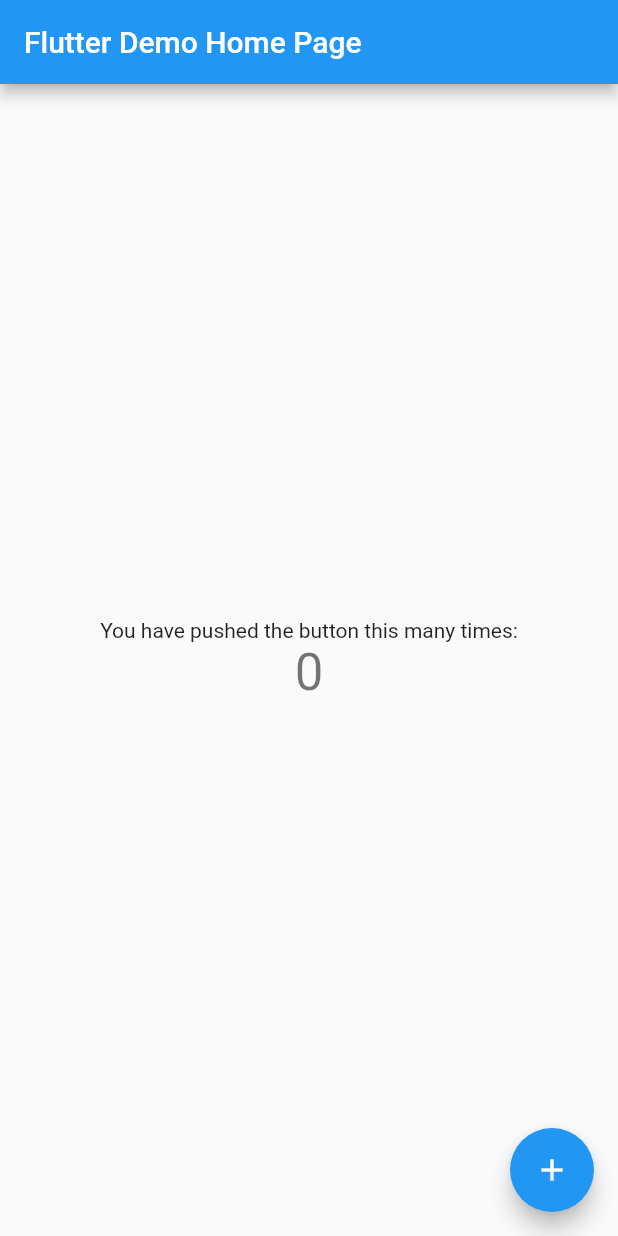
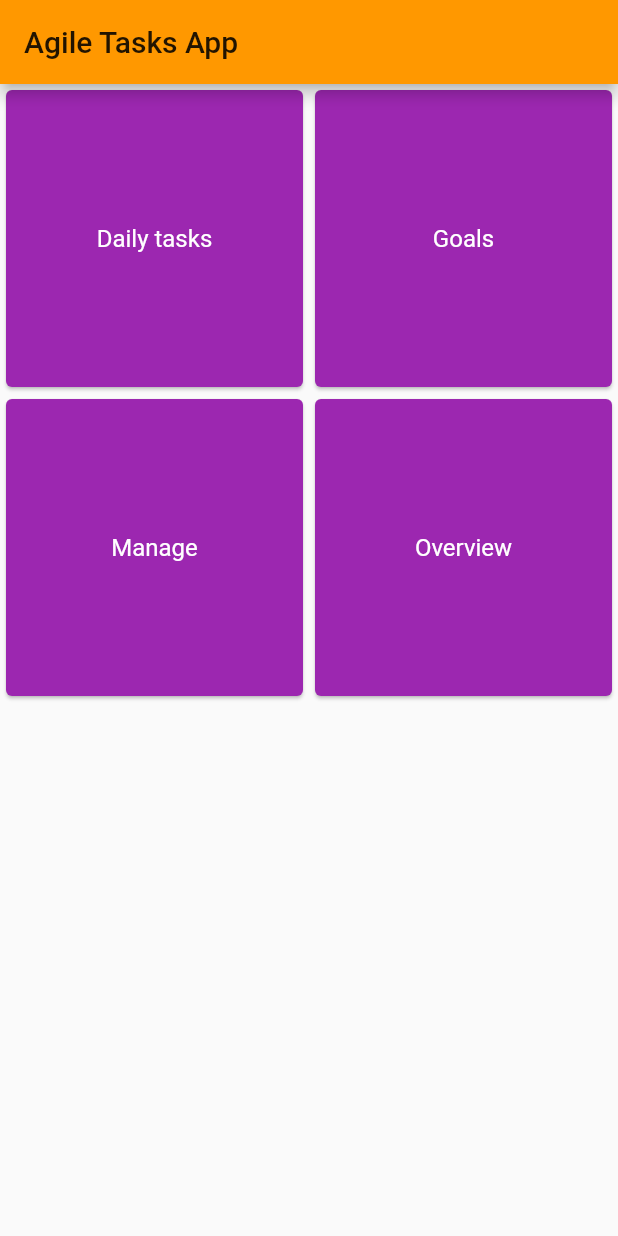
Before and after one commit to HenriqueHott/AgileTasksApp, a Flutter app: the screen it shows after launch, on a phone screen of 412 x 824 dp. Run offline on Flutter 3.47's test engine with Material 2 defaults, Android fonts, the phone set to English and light mode, and no system bars.

Commit message:
Home Page - GridView to list app features added

```diff
--- /dev/null
+++ b/lib/components/grid_item.dart
@@ -0,0 +1,31 @@
+import 'package:flutter/cupertino.dart';
+import 'package:flutter/material.dart';
+
+typedef void TitlePressedCallback();
+
+class GridItem extends StatelessWidget {
+  GridItem({@required this.itemName, @required this.onPressed}) : super();
+
+  final String itemName;
+  final TitlePressedCallback onPressed;
+
+  @override
+  Widget build(BuildContext context) {
+    return Card(
+      color: Theme.of(context).accentColor,
+      child: InkWell(
+        onTap: onPressed,
+        child: Column(
+          mainAxisAlignment: MainAxisAlignment.spaceAround,
+          crossAxisAlignment: CrossAxisAlignment.center,
+          children: [
+            Text(
+              this.itemName,
+              style: TextStyle(color: Colors.white, fontSize: 16.0),
+            )
+          ],
+        ),
+      ),
+    );
+  }
+}
--- a/lib/main.dart
+++ b/lib/main.dart
@@ -1,3 +1,4 @@
+import 'package:Agile_Tasks_App/screens/home_page.dart';
 import 'package:flutter/material.dart';
 
 void main() {
@@ -9,24 +10,12 @@ class MyApp extends StatelessWidget {
   @override
   Widget build(BuildContext context) {
     return MaterialApp(
-      title: 'Flutter Demo',
       theme: ThemeData(
-        // This is the theme of your application.
-        //
-        // Try running your application with "flutter run". You'll see the
-        // application has a blue toolbar. Then, without quitting the app, try
-        // changing the primarySwatch below to Colors.green and then invoke
-        // "hot reload" (press "r" in the console where you ran "flutter run",
-        // or simply save your changes to "hot reload" in a Flutter IDE).
-        // Notice that the counter didn't reset back to zero; the application
-        // is not restarted.
-        primarySwatch: Colors.blue,
-        // This makes the visual density adapt to the platform that you run
-        // the app on. For desktop platforms, the controls will be smaller and
-        // closer together (more dense) than on mobile platforms.
+        primaryColor: Colors.orange,
+        accentColor: Colors.purple,
         visualDensity: VisualDensity.adaptivePlatformDensity,
       ),
-      home: MyHomePage(title: 'Flutter Demo Home Page'),
+      home: HomePage(),
     );
   }
 }
--- /dev/null
+++ b/lib/screens/home_page.dart
@@ -0,0 +1,33 @@
+import 'package:Agile_Tasks_App/components/grid_item.dart';
+import 'package:flutter/cupertino.dart';
+import 'package:flutter/material.dart';
+
+class HomePage extends StatelessWidget {
+  final List<String> _featuresNames = [
+    "Daily tasks",
+    "Goals",
+    "Manage",
+    "Overview"
+  ];
+
+  final Function _handleFeaturePressed = () {
+    debugPrint("sucess");
+  };
+
+  @override
+  Widget build(BuildContext context) {
+    return Scaffold(
+        appBar: AppBar(
+          title: Text('Agile Tasks App'),
+        ),
+        body: Center(
+          child: GridView.count(
+            crossAxisCount: 2,
+            children: _featuresNames
+                .map((e) =>
+                    GridItem(itemName: e, onPressed: _handleFeaturePressed))
+                .toList(),
+          ),
+        ));
+  }
+}
```
